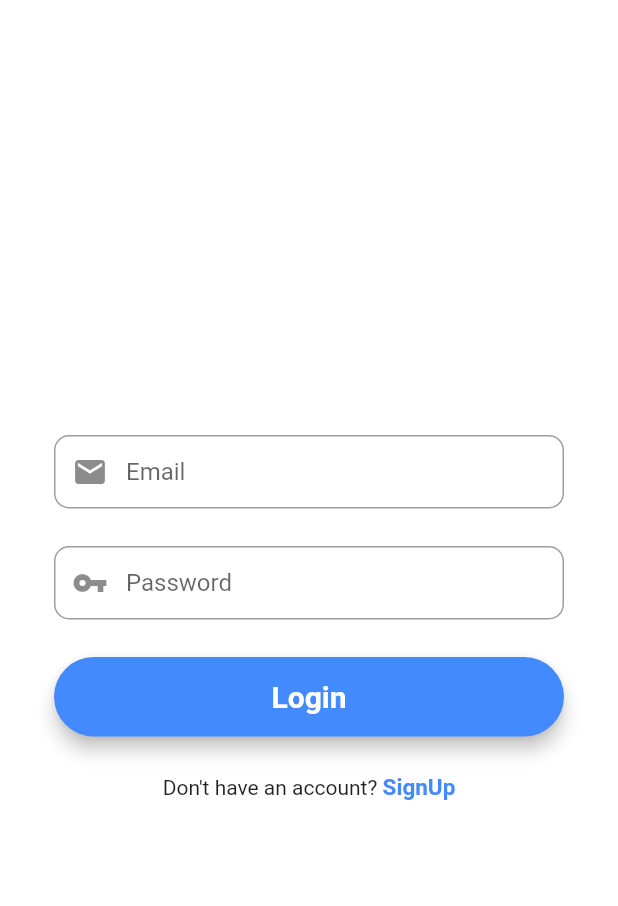
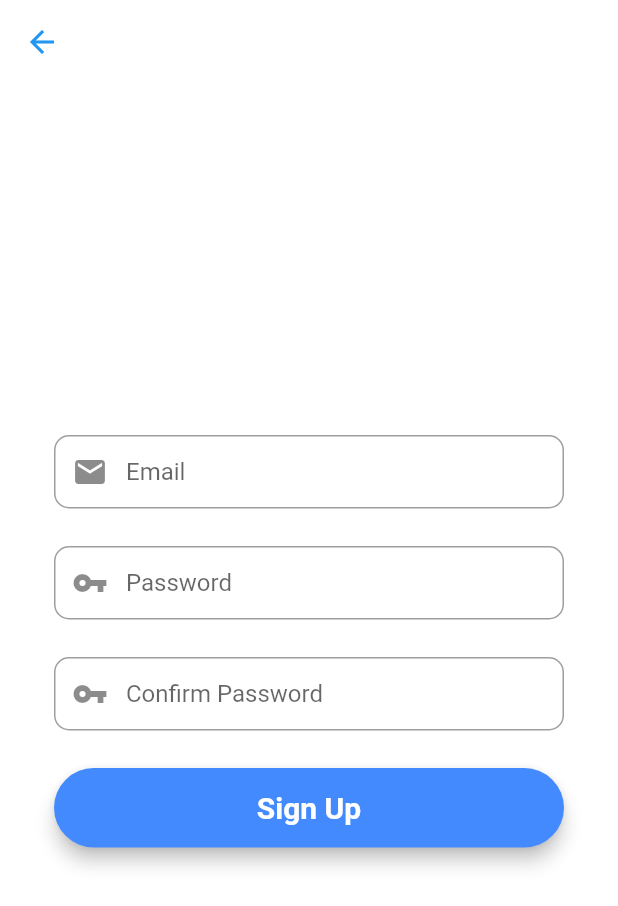
Before and after one commit to Waseem-Mosam/farm_app, a Flutter app: the screen it shows after launch, after a tap on "SignUp", on a phone screen of 412 x 824 dp. Shown: the top 906 px of the screen. Run offline on Flutter 3.47's test engine with Material 2 defaults, Android fonts, the phone set to English and light mode, and no system bars.

Commit message:
Sign up UI done

```diff
--- a/lib/screens/login_screen.dart
+++ b/lib/screens/login_screen.dart
@@ -1,3 +1,4 @@
+import 'package:farm_app/screens/registration_screen.dart';
 import 'package:flutter/material.dart';
 
 class LoginScreen extends StatefulWidget {
@@ -62,6 +63,7 @@ class _LoginScreenState extends State<LoginScreen> {
         )
     );
 
+    //login button
     final loginButton = Material(
       elevation: 5,
       borderRadius: BorderRadius.circular(30),
@@ -107,7 +109,9 @@ class _LoginScreenState extends State<LoginScreen> {
                       children: <Widget>[
                         Text("Don't have an account? "),
                         GestureDetector(
-                          onTap: (){},
+                          onTap: (){
+                            Navigator.push(context, MaterialPageRoute(builder: (context) => RegistrationScreen()));
+                          },
                           child: Text("SignUp", style: TextStyle(
                               color: Colors.blueAccent,
                               fontWeight: FontWeight.bold,
--- a/lib/screens/registration_screen.dart
+++ b/lib/screens/registration_screen.dart
@@ -0,0 +1,150 @@
+import 'package:flutter/material.dart';
+
+class RegistrationScreen extends StatefulWidget {
+  const RegistrationScreen({Key? key}) : super(key: key);
+
+  @override
+  State<RegistrationScreen> createState() => _RegistrationScreenState();
+}
+
+class _RegistrationScreenState extends State<RegistrationScreen> {
+  //form key
+  final _formKey = GlobalKey<FormState>();
+
+  //Editing controllers
+  final TextEditingController emailController = new TextEditingController();
+  final TextEditingController passwordController = new TextEditingController();
+  final TextEditingController confirmPasswordController = new TextEditingController();
+
+
+  @override
+  Widget build(BuildContext context) {
+
+    //email field
+    final emailField = TextFormField(
+        autofocus: false,
+        controller: emailController,
+        keyboardType: TextInputType.emailAddress,
+        //validator: () {},
+        onSaved: (value){
+          emailController.text=value!;
+        },
+        textInputAction: TextInputAction.next,
+        decoration: InputDecoration(
+            prefixIcon: Icon(Icons.mail),
+            contentPadding: EdgeInsets.fromLTRB(20, 15,20, 15),
+            hintText: "Email",
+            border: OutlineInputBorder(
+              borderRadius: BorderRadius.circular(10),
+            )
+        )
+
+    );
+
+    //password field
+    final passwordField = TextFormField(
+        autofocus: false,
+        controller: passwordController,
+        obscureText: true,
+
+        //validator: () {},
+        onSaved: (value){
+          passwordController.text=value!;
+        },
+        textInputAction: TextInputAction.next,
+        decoration: InputDecoration(
+            prefixIcon: Icon(Icons.vpn_key),
+            contentPadding: EdgeInsets.fromLTRB(20, 15,20, 15),
+            hintText: "Password",
+            border: OutlineInputBorder(
+              borderRadius: BorderRadius.circular(10),
+            )
+        )
+    );
+
+    //confirm password field
+    final confirmPasswordField = TextFormField(
+        autofocus: false,
+        controller: confirmPasswordController,
+        obscureText: true,
+
+        //validator: () {},
+        onSaved: (value){
+          confirmPasswordController.text=value!;
+        },
+        textInputAction: TextInputAction.done,
+        decoration: InputDecoration(
+            prefixIcon: Icon(Icons.vpn_key),
+            contentPadding: EdgeInsets.fromLTRB(20, 15,20, 15),
+            hintText: "Confirm Password",
+            border: OutlineInputBorder(
+              borderRadius: BorderRadius.circular(10),
+            )
+        )
+    );
+
+
+    //signup button
+    final signupButton = Material(
+      elevation: 5,
+      borderRadius: BorderRadius.circular(30),
+      color: Colors.blueAccent,
+      child: MaterialButton(
+        padding: EdgeInsets.fromLTRB(20, 15,20, 15),
+        minWidth: MediaQuery.of(context).size.width,
+        onPressed: (){},
+        child: Text("Sign Up", textAlign: TextAlign.center,
+          style: TextStyle(fontSize: 20,
+              color: Colors.white,
+              fontWeight: FontWeight.bold),),
+      ),
+    );
+
+    return Scaffold(
+      backgroundColor: Colors.white,
+      appBar: AppBar(
+        backgroundColor: Colors.transparent,
+        elevation: 0,
+        leading: IconButton(
+          icon: Icon(Icons.arrow_back, color: Colors.blue,),
+          onPressed: (){
+            //passing this to our root
+            Navigator.of(context).pop();
+          },
+        ),
+      ),
+      body: Center(
+        child: SingleChildScrollView(
+          child: Container(
+            color: Colors.white,
+            child: Padding(
+              padding: const EdgeInsets.all(36.0),
+              child: Form(
+                key: _formKey,
+                child: Column(
+                  mainAxisAlignment: MainAxisAlignment.center,
+                  crossAxisAlignment: CrossAxisAlignment.center,
+                  children: <Widget>[
+                    //SizedBox(
+                    //height: 200,
+                    //This would ne used if logo is needed above login fields
+                    //),
+
+                    emailField,
+                    SizedBox(height: 25 ,),
+                    passwordField,
+                    SizedBox(height: 25 ,),
+                    confirmPasswordField,
+                    SizedBox(height: 25 ,),
+                    signupButton,
+                    SizedBox(height: 25 ,),
+                  ],
+                ),
+              ),
+            ),
+          ),
+        ),
+      ),
+    );
+  }
+}
```
